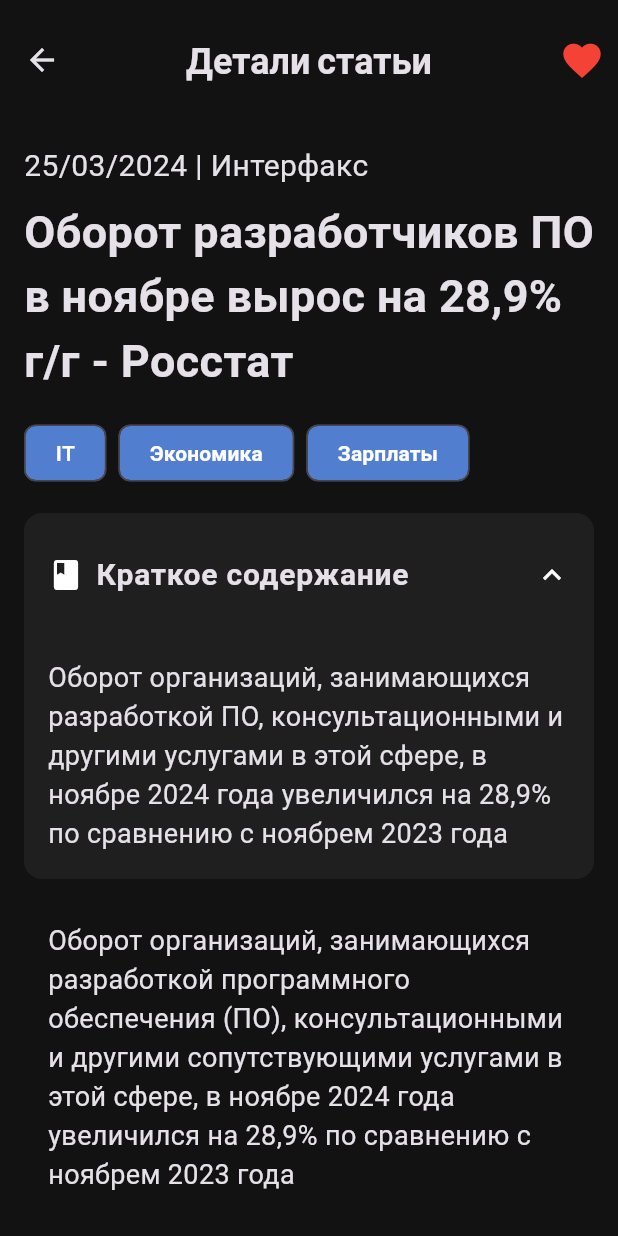
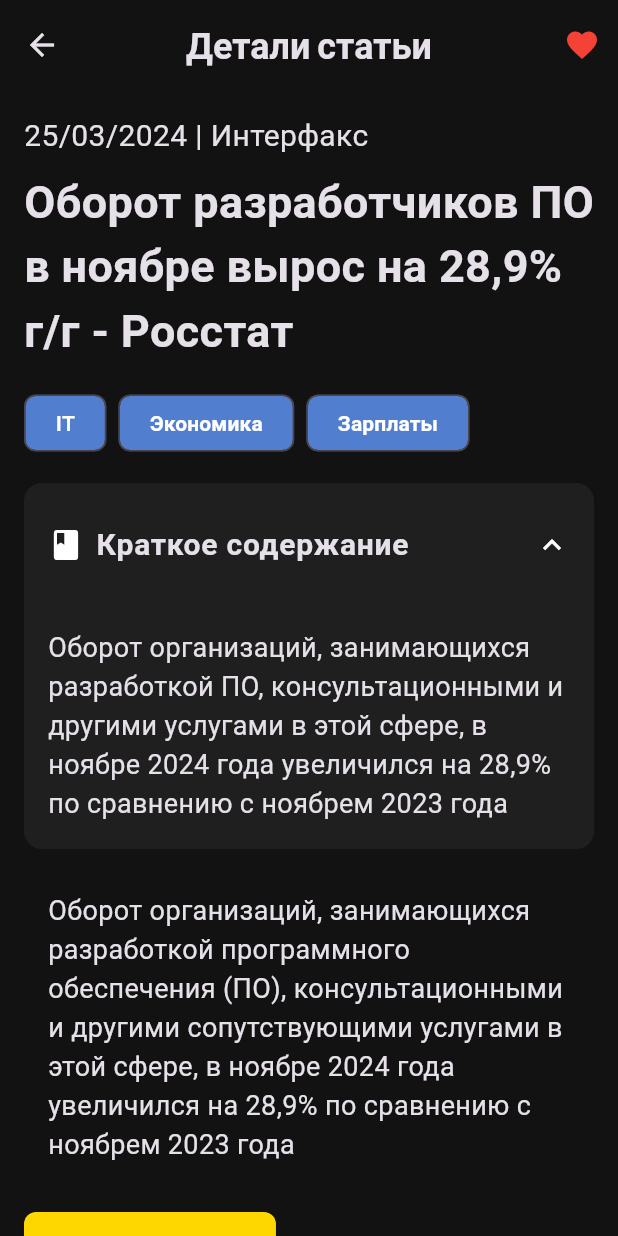
Before and after one commit to KcasTischaWattt/crosswords-mobile-app, a Flutter app: the ArticleDetailPage screen opened directly with sample values from the repository, after a tap on "Краткое содержание", after a tap on the "favorite outline" icon, on a phone screen of 412 x 824 dp. Run offline on Flutter 3.47's test engine with Material 3 defaults, Android fonts, the phone set to English and light mode, and no system bars; our stand-ins replace google_fonts, velocity_x.

Commit message:
Style article detail page

```diff
--- a/lib/screens/article_detail_page.dart
+++ b/lib/screens/article_detail_page.dart
@@ -312,7 +312,7 @@ class _ArticleDetailPageState extends State<ArticleDetailPage> {
       },
       child: Scaffold(
         appBar: AppBar(
-          toolbarHeight: 80,
+          toolbarHeight: 60,
           backgroundColor: Theme.of(context).scaffoldBackgroundColor,
           elevation: 0,
           centerTitle: true,
@@ -323,11 +323,14 @@ class _ArticleDetailPageState extends State<ArticleDetailPage> {
           actions: [
             IconButton(
               icon: provider.isLoading
-                  ? const CircularProgressIndicator()
+                  ? const SizedBox(
+                  width: 24,
+                  height: 24,
+                  child: CircularProgressIndicator(strokeWidth: 2))
                   : Icon(
                       isFavorite ? Icons.favorite : Icons.favorite_border,
                       color: isFavorite ? Colors.red : Colors.grey,
-                      size: 30,
+                      size: 24,
                     ),
               onPressed: provider.isLoading ? null : _toggleFavorite,
             ),
@@ -460,12 +463,12 @@ class _ArticleDetailPageState extends State<ArticleDetailPage> {
                 style: ElevatedButton.styleFrom(
                   backgroundColor: Theme.of(context).primaryColor,
                   padding:
-                      const EdgeInsets.symmetric(vertical: 14, horizontal: 24),
+                      const EdgeInsets.symmetric(vertical: 12, horizontal: 12),
                   shape: RoundedRectangleBorder(
-                      borderRadius: BorderRadius.circular(12)),
+                      borderRadius: BorderRadius.circular(8)),
                 ),
                 child: const Text('Читать оригинал',
-                    style: TextStyle(color: Colors.black, fontSize: 20)),
+                    style: TextStyle(color: Colors.black, fontSize: 18)),
               ),
 
               const SizedBox(height: 20),
--- a/lib/screens/articles_page.dart
+++ b/lib/screens/articles_page.dart
@@ -1,5 +1,4 @@
 import 'package:flutter/material.dart';
-import 'package:intl/intl.dart';
 import 'package:provider/provider.dart';
 import '../providers/article_provider.dart';
 import '../data/models/article.dart';
```
